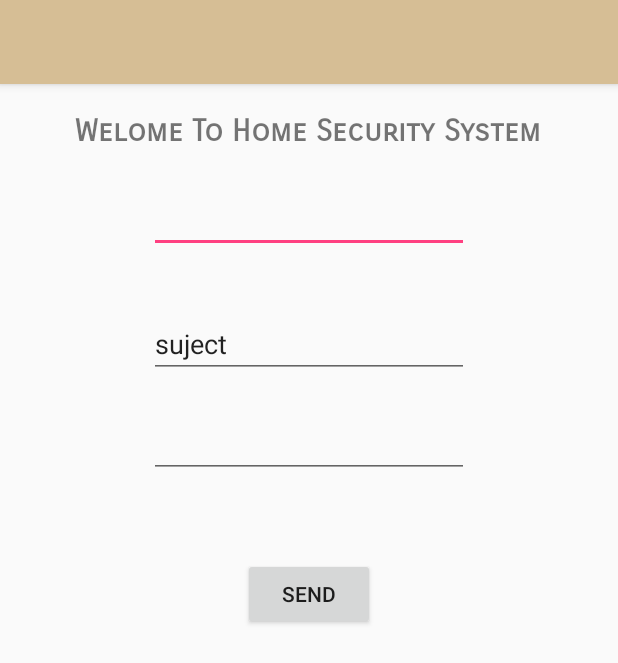
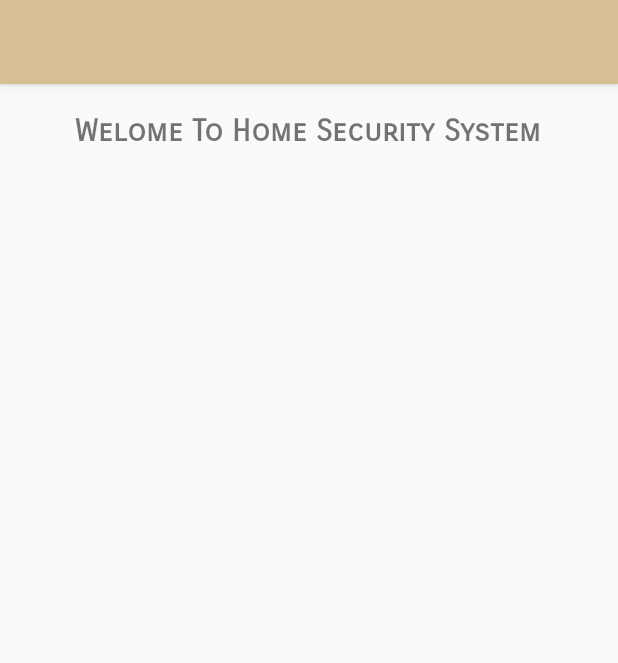
Before and after one commit to ijazdirvi/AndroidApp, an Android app: the layout test.xml on its own in the app's theme, with its tools: preview values and no code run, on a phone screen of 412 x 824 dp. Shown: the top 663 px of the screen. Run offline under Robolectric (Android 15) with nearby library versions, the phone set to English and light mode, and no system bars.

Commit message:
Email is seted

```diff
--- a/FYPHomeSecuritySystem/app/src/main/java/com/ijazsunny37/fyphomesecuritysystem/Config.java
+++ b/FYPHomeSecuritySystem/app/src/main/java/com/ijazsunny37/fyphomesecuritysystem/Config.java
@@ -5,6 +5,6 @@ package com.ijazsunny37.fyphomesecuritysystem;
  */
 
 public class Config {
-    public static final String EMAIL ="your-gmail-username";
-    public static final String PASSWORD ="your-gmail-password";
+    public static final String EMAIL ="your email";
+    public static final String PASSWORD ="your email pass";
 }
--- a/FYPHomeSecuritySystem/app/src/main/res/layout/activity_main.xml
+++ b/FYPHomeSecuritySystem/app/src/main/res/layout/activity_main.xml
@@ -58,5 +58,9 @@ tools:context=".MainActivity">
     android:layout_height="wrap_content"
     android:id="@+id/buttonSend"
     android:text="Send"/>
-
+<Button
+    android:layout_width="match_parent"
+    android:layout_height="wrap_content"
+    android:text="Start Activity"
+    android:id="@+id/startact"/>
 </LinearLayout>
--- a/FYPHomeSecuritySystem/app/src/main/res/layout/test.xml
+++ b/FYPHomeSecuritySystem/app/src/main/res/layout/test.xml
@@ -28,45 +28,6 @@
         android:layout_marginTop="75dp" />
 
 
-    <EditText
-        android:id="@+id/message"
-        android:layout_width="wrap_content"
-        android:layout_height="wrap_content"
-        android:ems="10"
-        android:inputType="textPersonName"
-        android:layout_below="@+id/textView2"
-        android:layout_centerHorizontal="true"
-        android:layout_marginTop="23dp" />
-
-    <EditText
-        android:id="@+id/subject"
-        android:layout_width="wrap_content"
-        android:layout_height="wrap_content"
-        android:layout_alignEnd="@+id/message"
-        android:layout_below="@+id/message"
-        android:layout_marginTop="38dp"
-        android:ems="10"
-        android:inputType="textPersonName"
-        android:text="suject" />
-
-    <EditText
-        android:id="@+id/email_to"
-        android:layout_width="wrap_content"
-        android:layout_height="wrap_content"
-        android:layout_alignEnd="@+id/subject"
-        android:layout_below="@+id/subject"
-        android:layout_marginTop="21dp"
-        android:ems="10"
-        android:inputType="textEmailAddress" />
-
-    <Button
-        android:id="@+id/submit"
-        android:layout_width="wrap_content"
-        android:layout_height="wrap_content"
-        android:layout_below="@+id/email_to"
-        android:layout_centerHorizontal="true"
-        android:layout_marginTop="53dp"
-        android:text="send" />
 
 
 </RelativeLayout>
```
Also changed, not shown: FYPHomeSecuritySystem/app/src/main/AndroidManifest.xml (+6 -1 lines), FYPHomeSecuritySystem/app/src/main/java/com/ijazsunny37/fyphomesecuritysystem/MainActivity.java (+12 -5 lines), FYPHomeSecuritySystem/app/src/main/java/com/ijazsunny37/fyphomesecuritysystem/test.java (+27 -0 lines).
